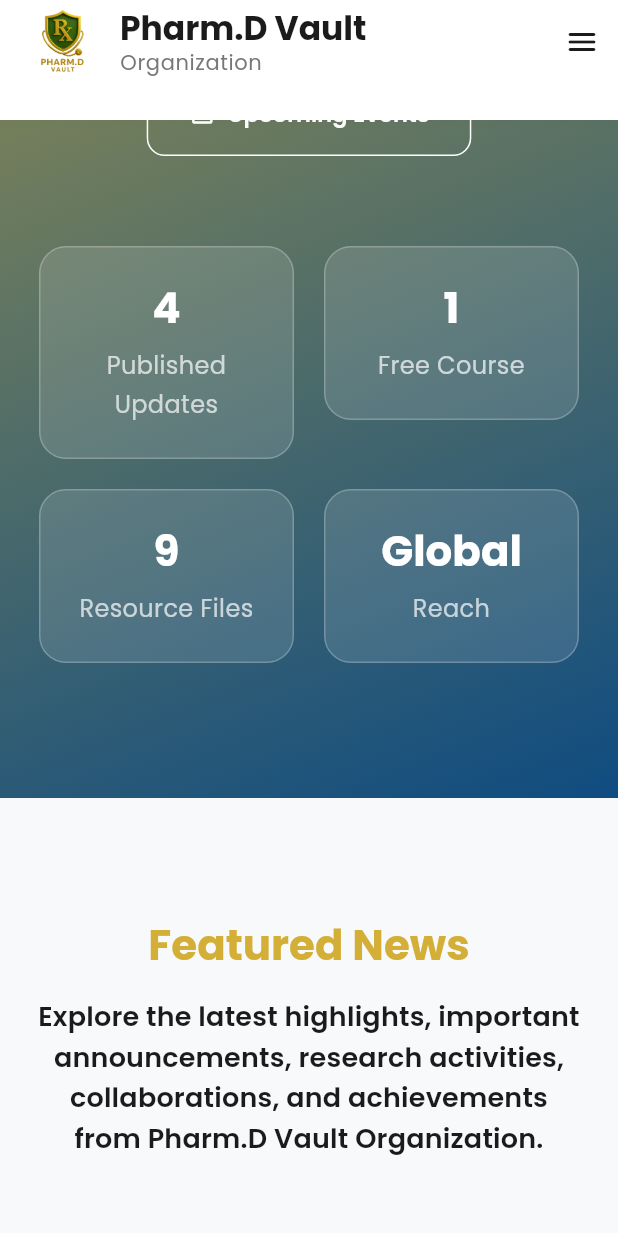
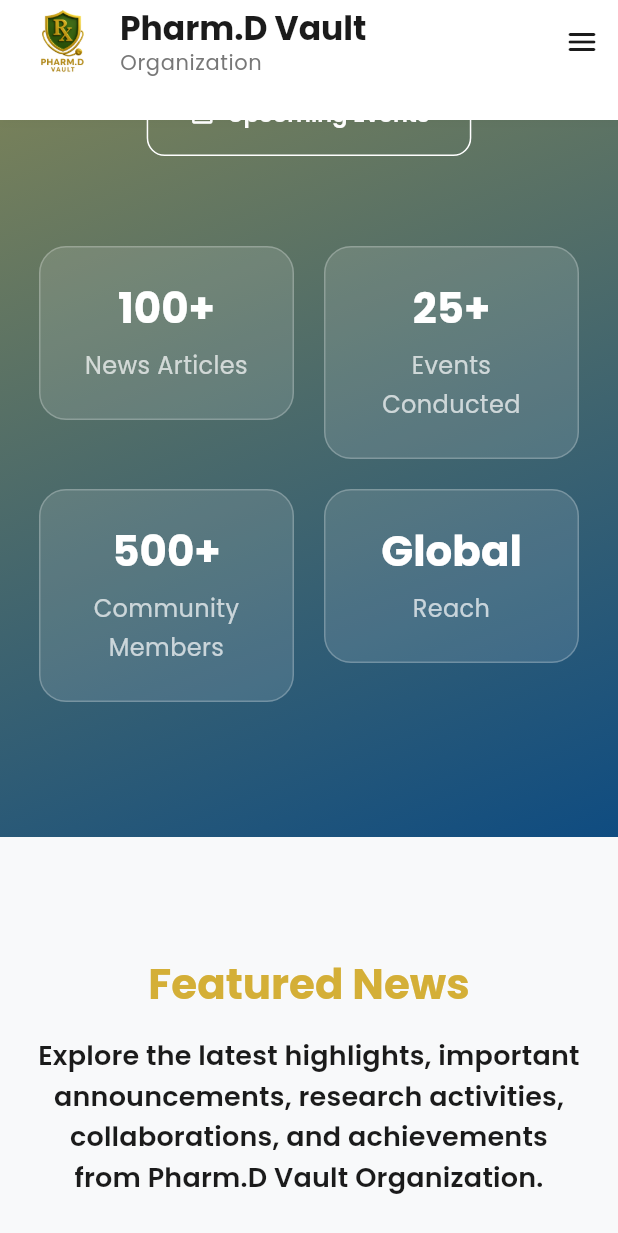
Before and after one commit to Dr-Nandhakumar/pharmd-vault-website, a Flutter app: the NewsPage screen opened by its route, scrolled down 576 dp, on a phone screen of 412 x 824 dp. Shown: the top 1233 px of the screen. Run offline on Flutter 3.47's test engine with Material 3 defaults, Android fonts, the phone set to English and light mode, and no system bars; our stand-ins replace google_fonts.

```diff
--- a/lib/pages/news/widgets/news_hero.dart
+++ b/lib/pages/news/widgets/news_hero.dart
@@ -50,13 +50,12 @@
             runSpacing: 18,
             children: [
               FilledButton.icon(
-                onPressed: () =>
-                    Navigator.pushNamed(context, '/ai-pharmacy-course'),
-                icon: const Icon(Icons.school_outlined),
-                label: const Text("Free AI Course"),
+                onPressed: () {},
+                icon: const Icon(Icons.campaign_outlined),
+                label: const Text("Latest Updates"),
               ),
               OutlinedButton.icon(
-                onPressed: () => Navigator.pushNamed(context, '/contact'),
+                onPressed: () {},
                 style: OutlinedButton.styleFrom(
                   foregroundColor: Colors.white,
                   side: const BorderSide(color: Colors.white),
@@ -74,9 +73,9 @@
             spacing: 20,
             runSpacing: 20,
             children: const [
-              _HeroStat(number: "4", label: "Published Updates"),
-              _HeroStat(number: "1", label: "Free Course"),
-              _HeroStat(number: "9", label: "Resource Files"),
+              _HeroStat(number: "100+", label: "News Articles"),
+              _HeroStat(number: "25+", label: "Events Conducted"),
+              _HeroStat(number: "500+", label: "Community Members"),
               _HeroStat(number: "Global", label: "Reach"),
             ],
           ),
--- a/lib/pages/publications/widgets/publications_hero.dart
+++ b/lib/pages/publications/widgets/publications_hero.dart
@@ -97,13 +97,13 @@
                 runSpacing: 24,
                 alignment: WrapAlignment.center,
                 children: const [
-                  _StatCard(value: "3", label: "Review Drafts"),
+                  _StatCard(value: "100+", label: "Research Articles"),
 
-                  _StatCard(value: "2", label: "Demo Case Reports"),
+                  _StatCard(value: "50+", label: "Case Reports"),
 
-                  _StatCard(value: "6", label: "Demo Articles"),
+                  _StatCard(value: "25+", label: "Review Articles"),
 
-                  _StatCard(value: "9", label: "Learning Resources"),
+                  _StatCard(value: "Global", label: "Research Network"),
                 ],
               ),
             ],
```
